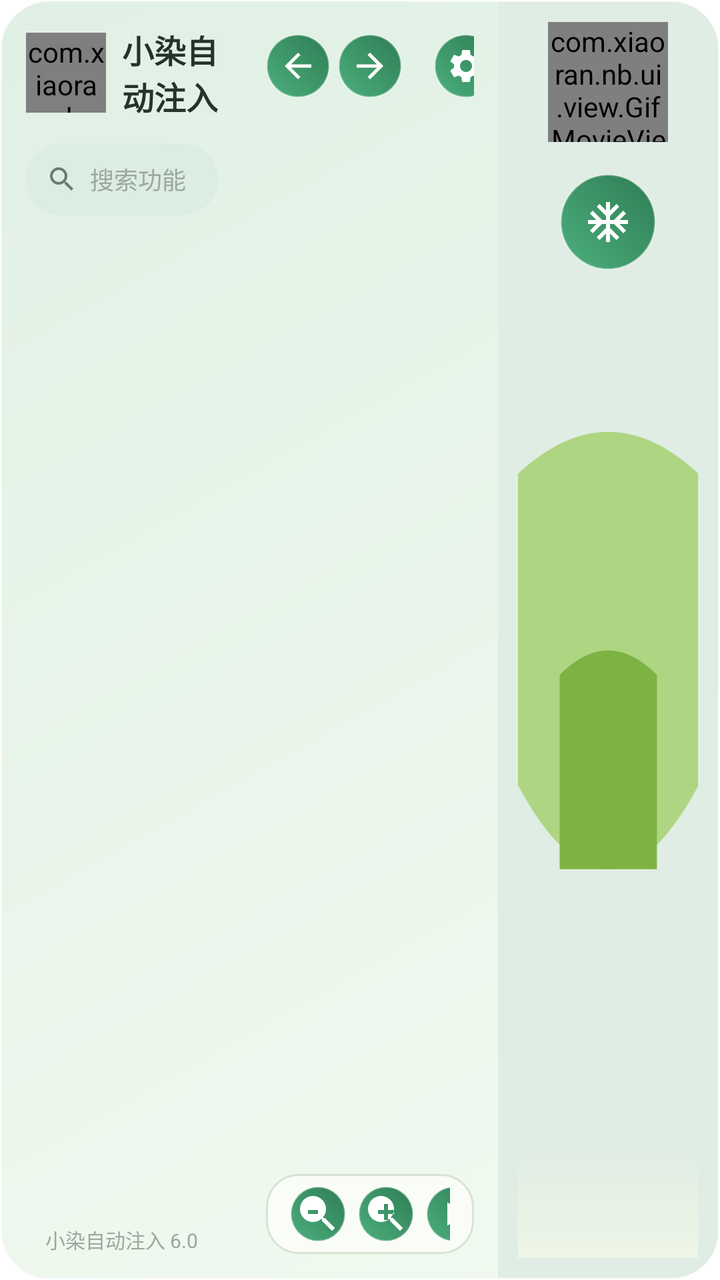
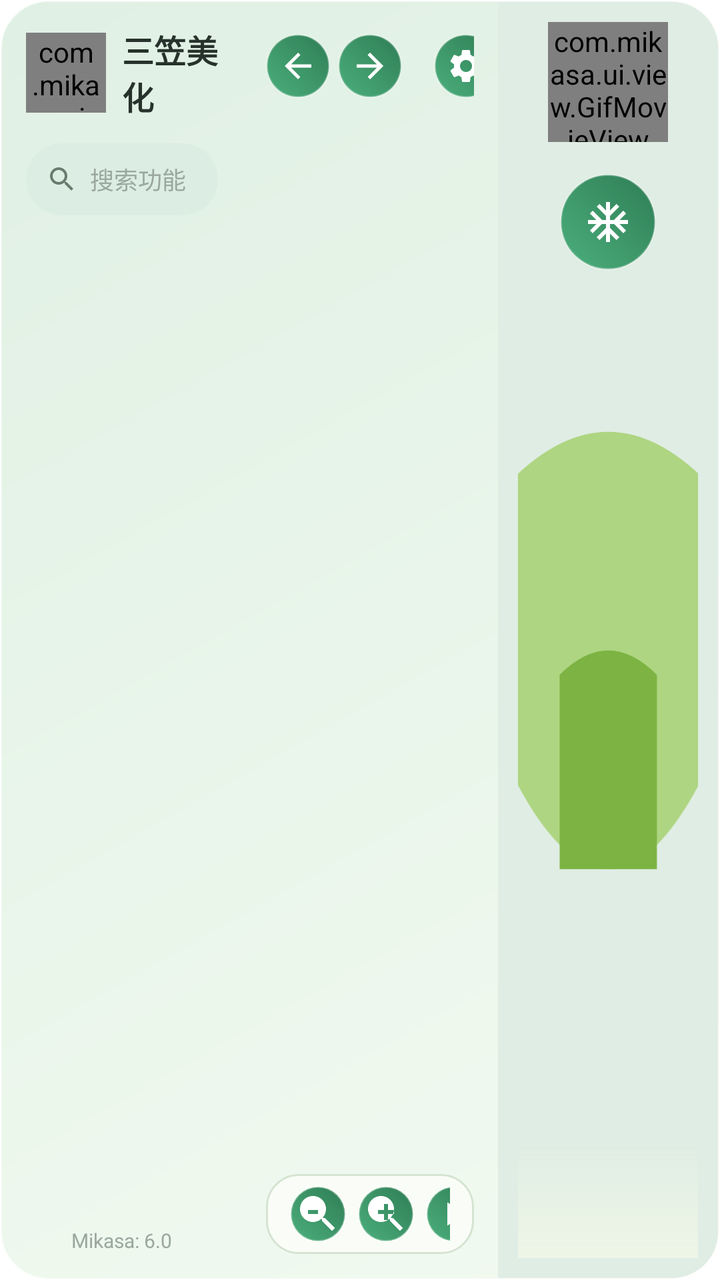

Screens rendered from an Android XML layout before and after an edit, with the pre-edit source and the edit as a unified diff.
<!-- AndroidManifest.xml: application theme Theme.MaterialComponents.DayNight.NoActionBar -->
<!-- res/layout/view_floating_panel.xml -->
<?xml version="1.0" encoding="utf-8"?>
<LinearLayout xmlns:android="http://schemas.android.com/apk/res/android"
    android:id="@+id/root_container"
    android:layout_width="700dp"
    android:layout_height="420dp"
    android:background="@drawable/bg_floating_window"
    android:clipToOutline="true"
    android:animateLayoutChanges="true"
    android:elevation="8dp"
    android:orientation="horizontal"
    android:padding="1dp">

    
    <LinearLayout
        android:layout_width="120dp"
        android:layout_height="match_parent"
        android:orientation="vertical"
        android:padding="12dp">

        
        <LinearLayout
            android:layout_width="match_parent"
            android:layout_height="wrap_content"
            android:gravity="center_vertical"
            android:orientation="horizontal">

            <com.xiaoran.nb.ui.view.CircleImageView
                android:id="@+id/iv_header_avatar"
                android:layout_width="40dp"
                android:layout_height="40dp"
                android:src="@drawable/ic_placeholder_character" />

            <TextView
                android:id="@+id/tv_title"
                android:layout_width="wrap_content"
                android:layout_height="wrap_content"
                android:layout_marginStart="8dp"
                android:text="@string/title"
                android:textColor="@color/text_primary"
                android:textSize="16sp"
                android:textStyle="bold" />
        </LinearLayout>

        
        <LinearLayout
            android:layout_width="match_parent"
            android:layout_height="36dp"
            android:layout_marginTop="12dp"
            android:background="@drawable/bg_search"
            android:gravity="center_vertical"
            android:orientation="horizontal"
            android:paddingHorizontal="10dp">

            <ImageView
                android:layout_width="16dp"
                android:layout_height="16dp"
                android:src="@drawable/ic_search" />

            <EditText
                android:id="@+id/et_search"
                android:layout_width="match_parent"
                android:layout_height="match_parent"
                android:layout_marginStart="6dp"
                android:background="@null"
                android:hint="@string/search_hint"
                android:textColor="@color/text_primary"
                android:textColorHint="@color/text_light"
                android:textSize="12sp" />
        </LinearLayout>

        
        <androidx.recyclerview.widget.RecyclerView
            android:id="@+id/rv_nav"
            android:layout_width="match_parent"
            android:layout_height="0dp"
            android:layout_marginTop="12dp"
            android:layout_weight="1"
            android:overScrollMode="never" />

        
        <TextView
            android:id="@+id/tv_version"
            android:layout_width="wrap_content"
            android:layout_height="wrap_content"
            android:layout_gravity="center_horizontal"
            android:layout_marginTop="8dp"
            android:text="@string/version"
            android:textColor="@color/text_light"
            android:textSize="10sp" />
    </LinearLayout>

    
    <LinearLayout
        android:layout_width="0dp"
        android:layout_height="match_parent"
        android:layout_weight="1"
        android:orientation="vertical"
        android:padding="12dp">

        
        <LinearLayout
            android:id="@+id/tab_bar"
            android:layout_width="match_parent"
            android:layout_height="40dp"
            android:gravity="center_vertical"
            android:orientation="horizontal">

            <ImageButton
                android:id="@+id/btn_back"
                android:layout_width="32dp"
                android:layout_height="32dp"
                android:background="@drawable/bg_fab"
                android:src="@drawable/ic_arrow_left" />

            <ImageButton
                android:id="@+id/btn_forward"
                android:layout_width="32dp"
                android:layout_height="32dp"
                android:layout_marginStart="4dp"
                android:background="@drawable/bg_fab"
                android:src="@drawable/ic_arrow_right" />

            <HorizontalScrollView
                android:layout_width="0dp"
                android:layout_height="match_parent"
                android:layout_marginHorizontal="8dp"
                android:layout_weight="1"
                android:overScrollMode="never"
                android:scrollbars="none">

                <LinearLayout
                    android:id="@+id/tab_container"
                    android:layout_width="wrap_content"
                    android:layout_height="match_parent"
                    android:gravity="center_vertical"
                    android:orientation="horizontal" />
            </HorizontalScrollView>

            <ImageButton
                android:id="@+id/btn_settings"
                android:layout_width="32dp"
                android:layout_height="32dp"
                android:background="@drawable/bg_fab"
                android:src="@drawable/ic_settings" />

            <ImageButton
                android:id="@+id/btn_close"
                android:layout_width="32dp"
                android:layout_height="32dp"
                android:layout_marginStart="4dp"
                android:background="@drawable/bg_fab"
                android:src="@drawable/ic_close" />
        </LinearLayout>

        
        <androidx.viewpager2.widget.ViewPager2
            android:id="@+id/vp_content"
            android:layout_width="match_parent"
            android:layout_height="0dp"
            android:layout_marginTop="12dp"
            android:layout_weight="1"
            android:overScrollMode="never" />

        
        <LinearLayout
            android:layout_width="match_parent"
            android:layout_height="40dp"
            android:layout_marginTop="8dp"
            android:background="@drawable/bg_function_item"
            android:gravity="center_vertical"
            android:orientation="horizontal"
            android:paddingHorizontal="12dp">

            <TextView
                android:id="@+id/tv_bottom_tip"
                android:layout_width="0dp"
                android:layout_height="wrap_content"
                android:layout_weight="1"
                android:text="← 左右滑动切换 →"
                android:textColor="@color/text_secondary"
                android:textSize="11sp" />

            <ImageButton
                android:id="@+id/btn_zoom_out"
                android:layout_width="28dp"
                android:layout_height="28dp"
                android:layout_marginEnd="6dp"
                android:background="@drawable/bg_fab"
                android:contentDescription="缩小"
                android:src="@drawable/ic_zoom_out"
                android:tint="@color/white" />

            <ImageButton
                android:id="@+id/btn_zoom_in"
                android:layout_width="28dp"
                android:layout_height="28dp"
                android:background="@drawable/bg_fab"
                android:contentDescription="放大"
                android:src="@drawable/ic_zoom_in"
                android:tint="@color/white" />

            <ImageButton
                android:id="@+id/btn_selector"
                android:layout_width="28dp"
                android:layout_height="28dp"
                android:layout_marginStart="6dp"
                android:background="@drawable/bg_fab"
                android:src="@drawable/ic_fab_play"
                android:tint="@color/white" />
        </LinearLayout>
    </LinearLayout>

    
    <FrameLayout
        android:id="@+id/illust_area"
        android:layout_width="110dp"
        android:layout_height="match_parent"
        android:background="@drawable/bg_illust_area"
        android:padding="10dp">

        <com.xiaoran.nb.ui.view.GifMovieView
            android:id="@+id/iv_illust_avatar"
            android:layout_width="60dp"
            android:layout_height="60dp"
            android:layout_gravity="center_horizontal" />

        <ImageButton
            android:id="@+id/btn_fab"
            android:layout_width="48dp"
            android:layout_height="48dp"
            android:layout_gravity="center_horizontal"
            android:layout_marginTop="76dp"
            android:background="@drawable/bg_fab"
            android:contentDescription="清除冻结"
            android:src="@drawable/ic_clear_freeze" />

        <FrameLayout
            android:layout_width="match_parent"
            android:layout_height="match_parent"
            android:layout_marginTop="132dp">

            <ImageView
                android:id="@+id/iv_character"
                android:layout_width="match_parent"
                android:layout_height="match_parent"
                android:adjustViewBounds="true"
                android:scaleType="centerCrop"
                android:src="@drawable/ic_placeholder_character" />

            <View
                android:layout_width="match_parent"
                android:layout_height="60dp"
                android:layout_gravity="bottom"
                android:background="@drawable/bg_gradient_overlay" />
        </FrameLayout>
    </FrameLayout>
</LinearLayout>
<!-- resources referenced by this layout -->
<resources>
  <color name="text_light">#9AA8A0</color>
  <color name="text_primary">#26322B</color>
  <color name="text_secondary">#6B7A6F</color>
  <color name="white">#FFFFFF</color>
  <!-- drawable bg_fab (drawable) -->
  <?xml version="1.0" encoding="utf-8"?>
  <shape xmlns:android="http://schemas.android.com/apk/res/android"
      android:shape="oval">
      <gradient
          android:angle="45"
          android:endColor="@color/primary_dark"
          android:startColor="@color/primary" />
      <stroke
          android:width="1dp"
          android:color="#40FFFFFF" />
  </shape>
  <!-- drawable bg_function_item (drawable) -->
  <?xml version="1.0" encoding="utf-8"?>
  <shape xmlns:android="http://schemas.android.com/apk/res/android"
      android:shape="rectangle">
      <solid android:color="@color/bg_card" />
      <corners android:radius="16dp" />
      <stroke
          android:width="1dp"
          android:color="@color/border_light" />
  </shape>
  <!-- drawable bg_gradient_overlay (drawable) -->
  <?xml version="1.0" encoding="utf-8"?>
  <shape xmlns:android="http://schemas.android.com/apk/res/android"
      android:shape="rectangle">
      <gradient
          android:angle="270"
          android:startColor="#00EDF5E6"
          android:endColor="#EDF5E6"
          android:type="linear" />
  </shape>
  <!-- drawable bg_illust_area (drawable) -->
  <?xml version="1.0" encoding="utf-8"?>
  <shape xmlns:android="http://schemas.android.com/apk/res/android"
      android:shape="rectangle">
      <solid android:color="#E0EDE4" />
      <corners
          android:topRightRadius="23dp"
          android:bottomRightRadius="23dp"
          android:topLeftRadius="0dp"
          android:bottomLeftRadius="0dp" />
  </shape>
  <!-- drawable bg_search (drawable) -->
  <?xml version="1.0" encoding="utf-8"?>
  <shape xmlns:android="http://schemas.android.com/apk/res/android"
      android:shape="rectangle">
      <solid android:color="#DCEDE3" />
      <corners android:radius="18dp" />
  </shape>
  <!-- drawable ic_arrow_left (drawable) -->
  <?xml version="1.0" encoding="utf-8"?>
  <vector xmlns:android="http://schemas.android.com/apk/res/android"
      android:width="20dp" android:height="20dp"
      android:viewportWidth="24" android:viewportHeight="24">
      <path android:fillColor="#FFFFFF" android:pathData="M20,11H7.83l5.59,-5.59L12,4l-8,8 8,8 1.41,-1.41L7.83,13H20v-2z" />
  </vector>
  <!-- drawable ic_arrow_right (drawable) -->
  <?xml version="1.0" encoding="utf-8"?>
  <vector xmlns:android="http://schemas.android.com/apk/res/android"
      android:width="20dp" android:height="20dp"
      android:viewportWidth="24" android:viewportHeight="24">
      <path android:fillColor="#FFFFFF" android:pathData="M12,4l-1.41,1.41L16.17,11H4v2h12.17l-5.58,5.59L12,20l8,-8z" />
  </vector>
  <!-- drawable ic_close (drawable) -->
  <?xml version="1.0" encoding="utf-8"?>
  <vector xmlns:android="http://schemas.android.com/apk/res/android"
      android:width="20dp" android:height="20dp"
      android:viewportWidth="24" android:viewportHeight="24">
      <path android:fillColor="#FFFFFF" android:pathData="M19,6.41L17.59,5 12,10.59 6.41,5 5,6.41 10.59,12 5,17.59 6.41,19 12,13.41 17.59,19 19,17.59 13.41,12z" />
  </vector>
  <!-- drawable ic_fab_play (drawable) -->
  <?xml version="1.0" encoding="utf-8"?>
  <vector xmlns:android="http://schemas.android.com/apk/res/android"
      android:width="20dp" android:height="20dp"
      android:viewportWidth="24" android:viewportHeight="24">
      <path android:fillColor="#FFFFFF" android:pathData="M8,5v14l11,-7z" />
  </vector>
  <string name="search_hint">搜索功能</string>
  <string name="title">小染自动注入</string>
  <string name="version">小染自动注入 6.0</string>
  <color name="primary_dark">#2E7D54</color>
  <color name="primary">#4CAF7D</color>
  <color name="bg_card">#FAFDF7</color>
  <color name="border_light">#D5E4D2</color>
  <!-- unchanged entries left out for length: 7 -->
</resources>

<!-- the commit's change to res/layout/view_floating_panel.xml (unified diff, before → after) -->
@@ -24,7 +24,7 @@
             android:gravity="center_vertical"
             android:orientation="horizontal">
 
-            <com.xiaoran.nb.ui.view.CircleImageView
+            <com.mikasa.ui.view.CircleImageView
                 android:id="@+id/iv_header_avatar"
                 android:layout_width="40dp"
                 android:layout_height="40dp"
@@ -218,7 +218,7 @@
         android:background="@drawable/bg_illust_area"
         android:padding="10dp">
 
-        <com.xiaoran.nb.ui.view.GifMovieView
+        <com.mikasa.ui.view.GifMovieView
             android:id="@+id/iv_illust_avatar"
             android:layout_width="60dp"
             android:layout_height="60dp"
<!-- resource entries referenced after the edit -->
@@ -83,8 +83,8 @@
       <path android:fillColor="#FFFFFF" android:pathData="M8,5v14l11,-7z" />
   </vector>
   <string name="search_hint">搜索功能</string>
-  <string name="title">小染自动注入</string>
-  <string name="version">小染自动注入 6.0</string>
+  <string name="title">三笠美化</string>
+  <string name="version">Mikasa: 6.0</string>
   <color name="primary_dark">#2E7D54</color>
   <color name="primary">#4CAF7D</color>
   <color name="bg_card">#FAFDF7</color>
